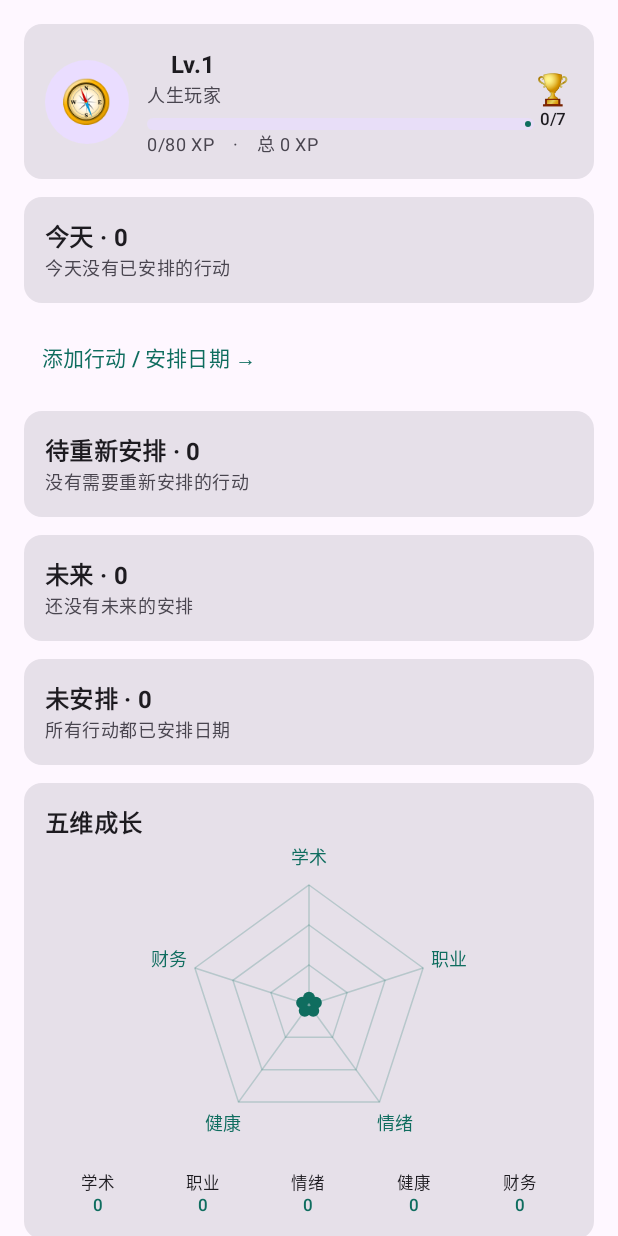
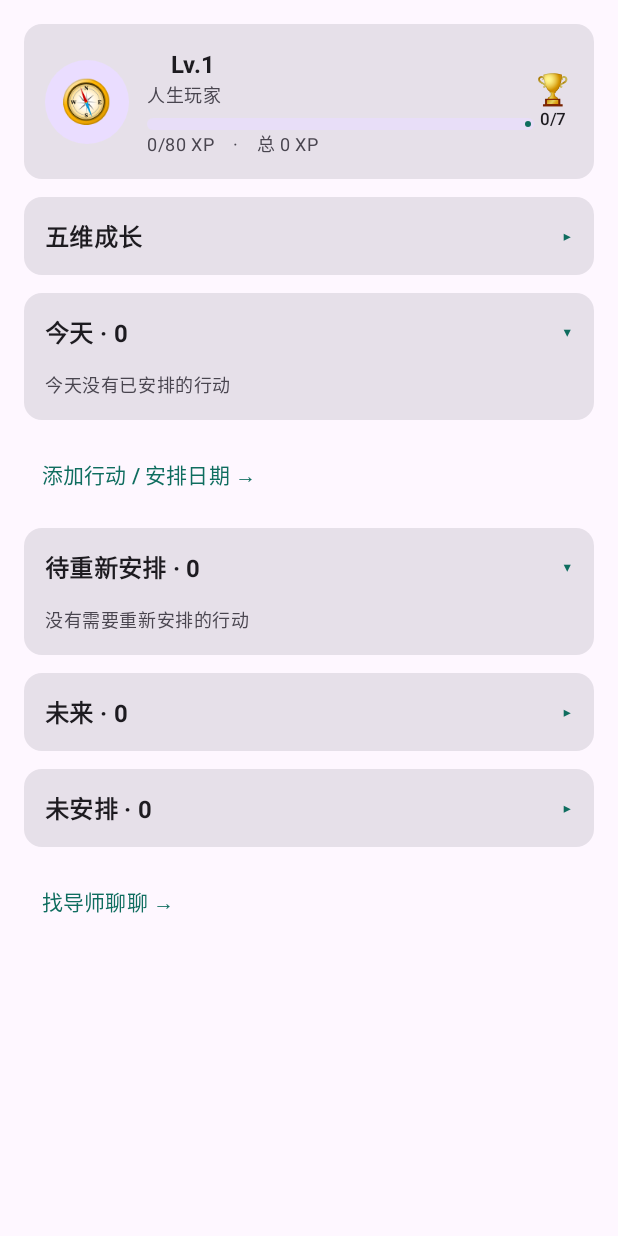
Before and after one commit to Salymmm/LifeMentor, an Android app built with Jetpack Compose: the composable HomeScreen shown on its own in the app's theme, after a tap on "添加行动 / 安排日期 →", on a phone screen of 412 x 824 dp. Run offline under Robolectric (Android 15) with nearby library versions, the phone set to English and light mode, and no system bars; 1 statement that could not run was skipped; 1 other tap on this screen came first.

Commit message:
feat: compact task controls and render mentor markdown

```diff
--- /dev/null
+++ b/app/src/main/java/com/lifementor/app/ui/components/ExpandableCard.kt
@@ -0,0 +1,36 @@
+package com.lifementor.app.ui.components
+
+import androidx.compose.foundation.clickable
+import androidx.compose.foundation.layout.Column
+import androidx.compose.foundation.layout.Row
+import androidx.compose.foundation.layout.fillMaxWidth
+import androidx.compose.foundation.layout.padding
+import androidx.compose.material3.Card
+import androidx.compose.material3.MaterialTheme
+import androidx.compose.material3.Text
+import androidx.compose.runtime.Composable
+import androidx.compose.runtime.getValue
+import androidx.compose.runtime.mutableStateOf
+import androidx.compose.runtime.saveable.rememberSaveable
+import androidx.compose.runtime.setValue
+import androidx.compose.ui.Modifier
+import androidx.compose.ui.semantics.Role
+import androidx.compose.ui.semantics.semantics
+import androidx.compose.ui.semantics.stateDescription
+import androidx.compose.ui.text.font.FontWeight
+import androidx.compose.ui.unit.dp
+
+@Composable
+fun ExpandableCard(title: String, initiallyExpanded: Boolean = true, content: @Composable () -> Unit) {
+    var expanded by rememberSaveable { mutableStateOf(initiallyExpanded) }
+    Card(Modifier.fillMaxWidth()) {
+        Row(Modifier.fillMaxWidth()
+            .clickable(role = Role.Button, onClickLabel = if (expanded) "收起$title" else "展开$title") { expanded = !expanded }
+            .semantics { stateDescription = if (expanded) "已展开" else "已收起" }
+            .padding(14.dp)) {
+            Text(title, Modifier.weight(1f), style = MaterialTheme.typography.titleMedium, fontWeight = FontWeight.Bold)
+            Text(if (expanded) "▾" else "▸", color = MaterialTheme.colorScheme.primary)
+        }
+        if (expanded) Column(Modifier.padding(start = 14.dp, end = 14.dp, bottom = 14.dp)) { content() }
+    }
+}
--- a/app/src/main/java/com/lifementor/app/ui/components/MarkdownText.kt
+++ b/app/src/main/java/com/lifementor/app/ui/components/MarkdownText.kt
@@ -132,12 +132,12 @@ private fun inline(raw: String): AnnotatedString = buildAnnotatedString {
 }
 
 @Composable
-fun MarkdownText(source: String, modifier: Modifier = Modifier) {
+fun MarkdownText(source: String, modifier: Modifier = Modifier, scrollable: Boolean = true) {
     val blocks = remember(source) { parseMarkdown(source) }
     Column(
         modifier
             .fillMaxWidth()
-            .verticalScroll(rememberScrollState())
+            .then(if (scrollable) Modifier.verticalScroll(rememberScrollState()) else Modifier)
             .padding(horizontal = 16.dp, vertical = 8.dp)
     ) {
         for (b in blocks) {
@@ -210,7 +210,7 @@ fun MarkdownText(source: String, modifier: Modifier = Modifier) {
                 Block.Rule -> HorizontalDivider(Modifier.padding(vertical = 12.dp))
             }
         }
-        Box(Modifier.padding(bottom = 40.dp))
+        if (scrollable) Box(Modifier.padding(bottom = 40.dp))
     }
 }
 
--- a/app/src/main/java/com/lifementor/app/ui/home/HomeScreen.kt
+++ b/app/src/main/java/com/lifementor/app/ui/home/HomeScreen.kt
@@ -55,6 +55,8 @@ import kotlinx.coroutines.isActive
 import java.time.ZonedDateTime
 import com.lifementor.app.ui.components.RadarChart
 import com.lifementor.app.ui.components.TaskDateDialog
+import com.lifementor.app.ui.components.TaskDateAction
+import com.lifementor.app.ui.components.ExpandableCard
 
 @Composable
 fun HomeScreen(
@@ -148,26 +150,8 @@ fun HomeScreen(
             }
         }
 
-        if (s.role.vision.isNotBlank()) {
-            Text(
-                "「${s.role.vision}」",
-                style = MaterialTheme.typography.bodyMedium,
-                fontStyle = androidx.compose.ui.text.font.FontStyle.Italic,
-                color = MaterialTheme.colorScheme.primary,
-            )
-        }
-
-        vm.error.value?.let { Text(it, color = MaterialTheme.colorScheme.error) }
-        AgendaSection("今天", s.agenda.today, "今天没有已安排的行动", s.goalTitles, vm) { dateTaskId = it }
-        TextButton(onClick = goGoals) { Text("添加行动 / 安排日期 →") }
-        AgendaSection("待重新安排", s.agenda.overdue, "没有需要重新安排的行动", s.goalTitles, vm) { dateTaskId = it }
-        AgendaSection("未来", s.agenda.future, "还没有未来的安排", s.goalTitles, vm) { dateTaskId = it }
-        AgendaSection("未安排", s.agenda.unscheduled, "所有行动都已安排日期", s.goalTitles, vm) { dateTaskId = it }
-
         // 五维成长
-        Card(Modifier.fillMaxWidth()) {
-            Column(Modifier.padding(14.dp)) {
-                Text("五维成长", style = MaterialTheme.typography.titleMedium, fontWeight = FontWeight.Bold)
+        ExpandableCard("五维成长") {
             RadarChart(
                 labels = s.radar.map { it.first },
                 values = s.radar.map { it.second },
@@ -184,7 +168,22 @@ fun HomeScreen(
                 }
             }
         }
+
+        if (s.role.vision.isNotBlank()) {
+            Text(
+                "「${s.role.vision}」",
+                style = MaterialTheme.typography.bodyMedium,
+                fontStyle = androidx.compose.ui.text.font.FontStyle.Italic,
+                color = MaterialTheme.colorScheme.primary,
+            )
         }
+
+        vm.error.value?.let { Text(it, color = MaterialTheme.colorScheme.error) }
+        AgendaSection("今天", s.agenda.today, "今天没有已安排的行动", s.goalTitles, vm) { dateTaskId = it }
+        TextButton(onClick = goGoals) { Text("添加行动 / 安排日期 →") }
+        AgendaSection("待重新安排", s.agenda.overdue, "没有需要重新安排的行动", s.goalTitles, vm) { dateTaskId = it }
+        AgendaSection("未来", s.agenda.future, "还没有未来的安排", s.goalTitles, vm) { dateTaskId = it }
+        AgendaSection("未安排", s.agenda.unscheduled, "所有行动都已安排日期", s.goalTitles, vm) { dateTaskId = it }
 
         TextButton(onClick = goMentors) { Text("找导师聊聊 →") }
         Spacer(Modifier.height(8.dp))
@@ -215,9 +214,7 @@ private fun AgendaSection(
     vm: HomeViewModel,
     onSetDate: (Long) -> Unit,
 ) {
-    Card(Modifier.fillMaxWidth()) {
-        Column(Modifier.padding(14.dp)) {
-            Text("$title · ${tasks.size}", style = MaterialTheme.typography.titleMedium, fontWeight = FontWeight.Bold)
+    ExpandableCard("$title · ${tasks.size}", initiallyExpanded = title == "今天" || title == "待重新安排") {
         if (tasks.isEmpty()) {
             Text(emptyText, style = MaterialTheme.typography.bodySmall,
                 color = MaterialTheme.colorScheme.onSurfaceVariant)
@@ -231,11 +228,7 @@ private fun AgendaSection(
                         style = MaterialTheme.typography.bodySmall,
                         color = MaterialTheme.colorScheme.onSurfaceVariant)
                 }
-                }
-                Row(Modifier.padding(start = 36.dp)) {
-                    TextButton(onClick = { onSetDate(task.id) }) {
-                        Text(if (task.dueDate == null) "设置日期" else "更改日期")
-                    }
+                TaskDateAction(task.title, task.dueDateText()) { onSetDate(task.id) }
             }
         }
         if (tasks.isNotEmpty()) {
@@ -244,4 +237,3 @@ private fun AgendaSection(
         }
     }
 }
-}
--- a/app/src/main/java/com/lifementor/app/ui/mentors/ChatScreen.kt
+++ b/app/src/main/java/com/lifementor/app/ui/mentors/ChatScreen.kt
@@ -36,6 +36,7 @@ import com.lifementor.app.data.GameStore
 import com.lifementor.app.data.Leveling
 import com.lifementor.app.data.Mentors
 import com.lifementor.app.data.Msg
+import com.lifementor.app.ui.components.MarkdownText
 
 @Composable
 fun ChatScreen(mentorId: String, onBack: () -> Unit, vm: ChatViewModel = viewModel()) {
@@ -232,12 +233,13 @@ private fun Bubble(m: Msg, accent: androidx.compose.ui.graphics.Color) {
                 bottomEnd = if (mine) 4.dp else 16.dp,
             ),
         ) {
-            Text(
+            if (mine) Text(
                 m.content,
                 style = MaterialTheme.typography.bodyMedium,
                 color = if (mine) MaterialTheme.colorScheme.onPrimaryContainer else MaterialTheme.colorScheme.onSurface,
                 modifier = Modifier.padding(12.dp),
             )
+            else MarkdownText(m.content, scrollable = false)
         }
         if (!mine) Spacer(Modifier.weight(1f))
     }
--- /dev/null
+++ b/app/src/main/res/drawable/ic_task_calendar.xml
@@ -0,0 +1,6 @@
+<vector xmlns:android="http://schemas.android.com/apk/res/android"
+    android:width="24dp" android:height="24dp" android:viewportWidth="24" android:viewportHeight="24">
+    <path android:fillColor="#00000000" android:strokeColor="#FF000000" android:strokeWidth="1.8"
+        android:strokeLineCap="round" android:strokeLineJoin="round"
+        android:pathData="M5,4 L19,4 Q21,4 21,6 L21,19 Q21,21 19,21 L5,21 Q3,21 3,19 L3,6 Q3,4 5,4 M3,9 L21,9 M8,2 L8,6 M16,2 L16,6 M7,13 L10,13 M14,13 L17,13 M7,17 L10,17" />
+</vector>
```
Also changed, not shown: app/src/main/java/com/lifementor/app/ui/components/TaskDateAction.kt (added, +19 -0 lines), app/src/main/java/com/lifementor/app/ui/goals/GoalsScreen.kt (+15 -17 lines), 1 other file. Lines whose indentation alone changed are shown as unchanged.
